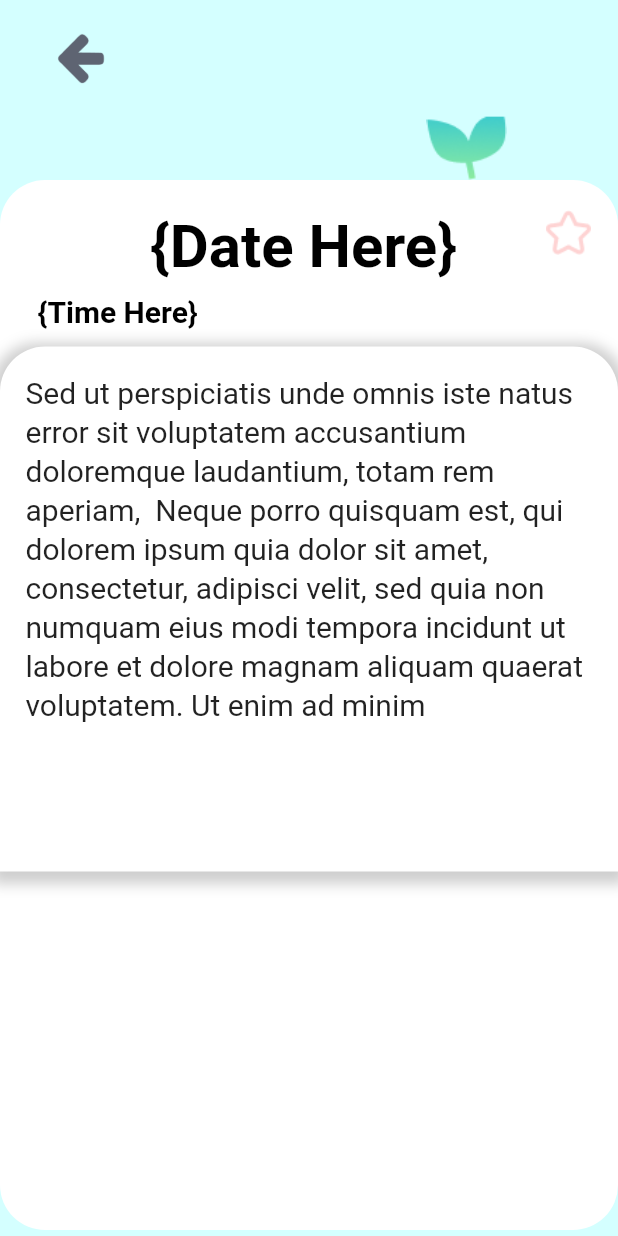
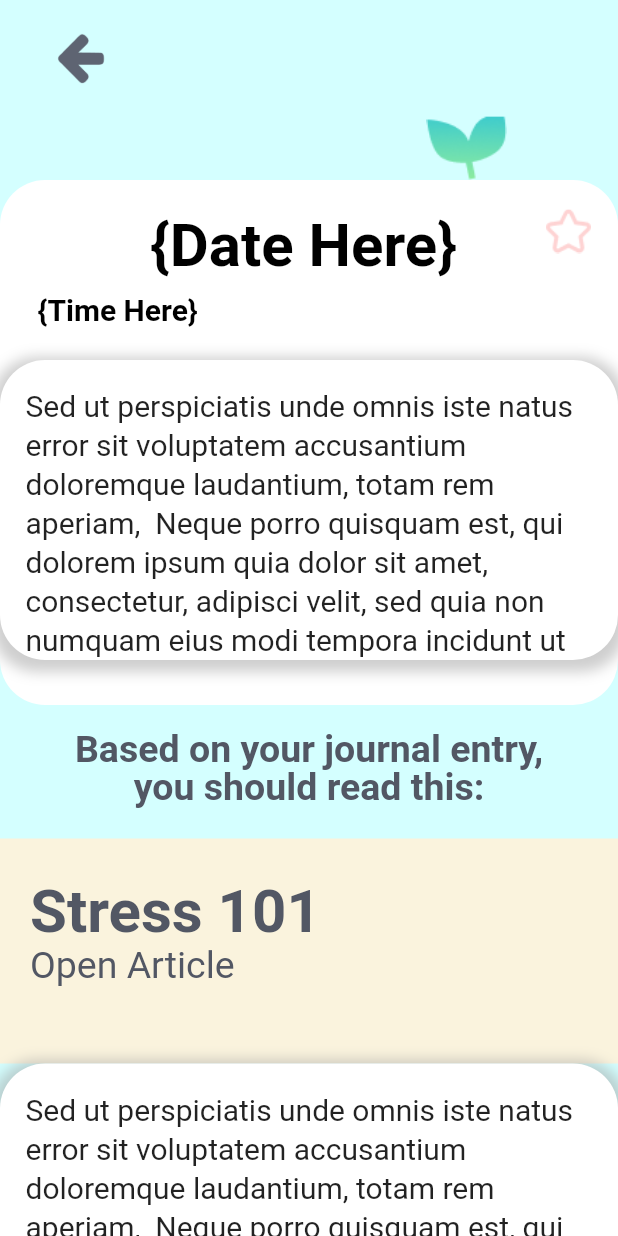
Before and after one commit to jonnachen/ponder, a Flutter app: the _ArticleView screen opened directly, on a phone screen of 412 x 824 dp. Run offline on Flutter 3.47's test engine with Material 2 defaults, Android fonts, the phone set to English and light mode, and no system bars.

Commit message:
updated articles page

```diff
--- a/lib/archive.dart
+++ b/lib/archive.dart
@@ -1,6 +1,8 @@
 import 'package:flutter/cupertino.dart';
 import 'package:flutter/material.dart';
 import 'homepage.dart';
+import 'package:url_launcher/url_launcher.dart';
+
 
 class ArchiveTab extends StatefulWidget {
   @override
@@ -123,7 +125,7 @@ class _ArchiveTabState extends State<ArchiveTab> {
                                 ),
                               ),
                               child: GridView.count(
-                                crossAxisCount: 3,
+                                crossAxisCount: 4,
                                 children: <Widget>[
                                   Journal(),
                                   Journal(),
@@ -171,7 +173,7 @@ class _ArchiveTabState extends State<ArchiveTab> {
                                 ),
                               ),
                               child: GridView.count(
-                                crossAxisCount:3,
+                                crossAxisCount:4,
                                 children: <Widget>[
                                   Journal(),
                                   Journal(),
@@ -212,7 +214,7 @@ class _ArchiveTabState extends State<ArchiveTab> {
                                 ),
                               ),
                               child: GridView.count(
-                                crossAxisCount:3,
+                                crossAxisCount:4,
                                 children: <Widget>[
                                   Journal(),
                                 ],
@@ -338,7 +340,7 @@ class _ArchiveTabState extends State<ArchiveTab> {
                                 ),
                               ),
                               child: GridView.count(
-                                crossAxisCount: 3,
+                                crossAxisCount: 4,
                                 children: <Widget>[
                                   Journal(),
                                   Journal(),
@@ -379,7 +381,7 @@ class _ArchiveTabState extends State<ArchiveTab> {
                                 ),
                               ),
                               child: GridView.count(
-                                crossAxisCount:3,
+                                crossAxisCount:4,
                                 children: <Widget>[
                                   Journal(),
                                   Journal(),
@@ -420,7 +422,7 @@ class _ArchiveTabState extends State<ArchiveTab> {
                                 ),
                               ),
                               child: GridView.count(
-                                crossAxisCount:3,
+                                crossAxisCount:4,
                                 children: <Widget>[
                                   Journal(),
                                 ],
@@ -453,8 +455,9 @@ class __ArticleViewState extends State<_ArticleView> {
   Widget build(BuildContext context) {
     return Scaffold(
       backgroundColor: Color(0xFFD4FFFF),
-      body: Stack(
-        children: <Widget>[
+      body:
+      //Stack(
+        //children: <Widget>[
           ListView(
             children:<Widget>[
               Padding(
@@ -485,7 +488,7 @@ class __ArticleViewState extends State<_ArticleView> {
                 ),
               ),
               Container(
-                height: 800,
+                height: 1000,
                 child: ListView(
                   children: <Widget>[
                     Padding(
@@ -497,85 +500,76 @@ class __ArticleViewState extends State<_ArticleView> {
                       ),
                     ),
                     Container(
-                      height: 700,
+                      height: 350,
                       decoration: BoxDecoration(
                         color: Colors.white,
-                          borderRadius: BorderRadius.only(
-                            topLeft: Radius.circular(30.0),
-                            topRight: Radius.circular(30.0),
-                            bottomLeft: Radius.circular(30.0),
-                            bottomRight: Radius.circular(30.0),
-                          )
+                        borderRadius: BorderRadius.all(Radius.circular(30)),
                       ),
-                      child:Padding(
-                        padding: EdgeInsets.only(top:1.0),
                       child: Stack(
                         children: <Widget>[
                           Positioned(
-                              left:335,
+                            left: 335,
                             top:10,
-                              child:FlatButton(
+                            child: FlatButton(
                               onPressed:(){
-                                  setState(()
-                                  {
+                                setState(() {
                                   isPressed = !isPressed;
-                                  }
-                                  );
+                                });
                               },
                               child: Image(
-                                  width:30,
-                                  height:30,
-                                  image:(isPressed) ? AssetImage('img/star.png') : AssetImage('img/filled_star.png'),
+                                width: 30,
+                                height: 30,
+                                image: (isPressed) ? AssetImage('img/star.png') : AssetImage('img/filled_star.png'),
                               ),
                             ),
                           ),
                           Positioned(
-                              left:100,
-                              top:20,
-                              child: Text('{Date Here}',
+                            left: 100,
+                            top: 20,
+                            child: Text("{Date Here}",
                               style: TextStyle(
                                   color: Colors.black,
                                   fontWeight: FontWeight.bold,
-                                      fontSize: 40.0)
-                              ),
-                            ),
-                            Padding(
-                              padding: EdgeInsets.only(top:75, left:25),
-                              child:Text('{Time Here}',
-                                style: TextStyle(
-                                  color: Colors.black,
-                                  fontWeight:FontWeight.bold,
-                                  fontSize:20,
+                                  fontSize: 40.0
                               ),
                             ),
                           ),
+                          Positioned(
+                            left:25,
+                            top:75,
+                            child: Text("{Time Here}",
+                              style: TextStyle(
+                                color: Colors.black,
+                                fontWeight: FontWeight.bold,
+                                fontSize: 20,
+                              ),
+                            ),
+
+                          ),
                           Padding(
-                              padding: EdgeInsets.only(top:110),
-                              child:Container(
-                                height:350,
-                                width: MediaQuery.of(context).size.width,
-                                decoration:BoxDecoration(
+                            padding: EdgeInsets.only(top:120),
+                            child: Container(
+                              height:200,
+                              decoration: BoxDecoration(
                                   color: Colors.white,
-                                    boxShadow: [
+                                  boxShadow:[
                                     BoxShadow(
                                       color: Colors.grey.withOpacity(0.5),
                                       spreadRadius: 5,
-                                        blurRadius: 7,
-                                        offset: Offset(0, 3), // changes position of shadow
+                                      blurRadius:7,
+                                      offset:Offset(0,3),
                                     ),
                                   ],
-                                    borderRadius: BorderRadius.only(
-                                        topLeft: Radius.circular(30.0),
-                                        topRight: Radius.circular(30.0))
+                                  borderRadius: BorderRadius.all(Radius.circular(30))
                               ),
-                                child: Padding(
-                                  padding:EdgeInsets.only(top:17,left:17,right:13),
-                                  child:Text("Sed ut perspiciatis unde omnis iste natus error sit voluptatem accusantium doloremque laudantium, totam rem aperiam,  Neque porro quisquam est, qui dolorem ipsum quia dolor sit amet, consectetur, adipisci velit, sed quia non numquam eius modi tempora incidunt ut labore et dolore magnam aliquam quaerat voluptatem. Ut enim ad minim",
+                              child: ListView(
+                                children: <Widget>[
+                                  Padding(
+                                    padding: EdgeInsets.only(top:17,left:17,right:13),
+                                    child: Text("Sed ut perspiciatis unde omnis iste natus error sit voluptatem accusantium doloremque laudantium, totam rem aperiam,  Neque porro quisquam est, qui dolorem ipsum quia dolor sit amet, consectetur, adipisci velit, sed quia non numquam eius modi tempora incidunt ut labore et dolore magnam aliquam quaerat voluptatem. Ut enim ad minim",
                                       style: TextStyle(
                                           height:1.3,
                                           fontSize:20.0
-                                    ),
-                                  ),
                                       ),
                                     ),
                                   ),
@@ -587,14 +581,110 @@ class __ArticleViewState extends State<_ArticleView> {
                         ],
                       ),
                     ),
-
+              Stack(
+                children:<Widget>[
+                  Padding(
+                    padding: EdgeInsets.only(top:15),
+                    child:  Center(
+                      child: Text("Based on your journal entry,",
+                        style: TextStyle(
+                          fontSize:25,
+                          fontWeight: FontWeight.bold,
+                          color: Color(0xFF525764),
+                        ),
+                      ),
+                    ),
+                  ),
+                  Padding(
+                    padding: EdgeInsets.only(top:40),
+                    child: Center(
+                      child: Text("you should read this:",
+                        style: TextStyle(
+                          fontSize:25,
+                          fontWeight: FontWeight.bold,
+                          color: Color(0xFF525764),
+                        ),
+                      ),
+                    ),
+                  ),
+                ],
+              ),
+              Padding(
+                padding: EdgeInsets.only(top:20),
+                child: Container(
+                  height: 150,
+                  decoration: BoxDecoration(
+                    color: Color(0xFFFAF3DD),
+                  ),
+                  child: Stack(
+                    children: <Widget> [
+                      Positioned(
+                        top: 25,
+                        left: 20,
+                        child: Text("Stress 101",
+                          style: TextStyle(
+                            fontSize:40,
+                            fontWeight: FontWeight.bold,
+                            color: Color(0xFF525764),
+                          ),
+                        ),
+                      ),
+                      Positioned(
+                        top:70,
+                        left:20,
+                        child: InkWell(
+                          child: Text("Open Article",
+                            style: TextStyle(
+                              fontSize:25,
+                              color: Color(0xFF525764),
+                            ),
+                          ),
+                          onTap:() => launch("https://www.google.com"),
+                        ),
+                      ),
+                    ],
+                  ),
+                ),
+              ),
+                    Container(
+                      height:300,
+                      decoration: BoxDecoration(
+                          color: Colors.white,
+                          boxShadow:[
+                            BoxShadow(
+                              color: Colors.grey.withOpacity(0.5),
+                              spreadRadius: 5,
+                              blurRadius:7,
+                              offset:Offset(0,3),
+                            ),
+                          ],
+                          borderRadius: BorderRadius.all(Radius.circular(30))
+                      ),
+                      child: ListView(
+                        children: <Widget>[
+                          Padding(
+                            padding: EdgeInsets.only(top:17,left:17,right:13),
+                            child: Text("Sed ut perspiciatis unde omnis iste natus error sit voluptatem accusantium doloremque laudantium, totam rem aperiam,  Neque porro quisquam est, qui dolorem ipsum quia dolor sit amet, consectetur, adipisci velit, sed quia non numquam eius modi tempora incidunt ut labore et dolore magnam aliquam quaerat voluptatem. Ut enim ad minim",
+                              style: TextStyle(
+                                  height:1.3,
+                                  fontSize:20.0
+                              ),
+                            ),
+                          ),
+                        ],
+                      ),
+                    ),
+                  ],
+                ),
+              ),
 
             ],
           ),
-        ],
-      ),
+        //],
+     // ),
     );
   }
+
 }
 
 class Journal extends StatefulWidget {
```
Lines whose indentation alone changed are shown as unchanged.
